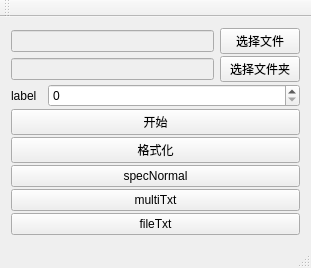
AOtrans/TrafficProject, file TxtUtil/mainwindow.ui: the form before one commit.
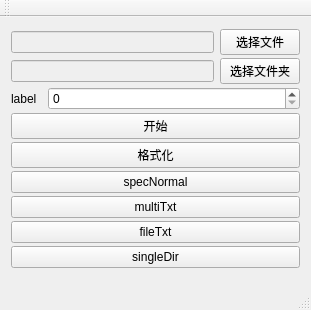
The form after the commit.

What changed in the file:
```diff
--- a/TxtUtil/mainwindow.ui
+++ b/TxtUtil/mainwindow.ui
@@ -7,14 +7,14 @@
     <x>0</x>
     <y>0</y>
     <width>311</width>
-    <height>204</height>
+    <height>310</height>
    </rect>
   </property>
   <property name="windowTitle">
    <string>MainWindow</string>
   </property>
   <widget class="QWidget" name="centralWidget">
-   <layout class="QVBoxLayout" name="verticalLayout" stretch="0,0,3,0,0,0,0,0">
+   <layout class="QVBoxLayout" name="verticalLayout" stretch="0,0,3,0,0,0,0,0,0">
     <property name="spacing">
      <number>2</number>
     </property>
@@ -103,6 +103,13 @@
       </property>
      </widget>
     </item>
+    <item>
+     <widget class="QPushButton" name="pushButton_6">
+      <property name="text">
+       <string>singleDir</string>
+      </property>
+     </widget>
+    </item>
    </layout>
   </widget>
   <widget class="QMenuBar" name="menuBar">
```
Left out of the diff: 2 changed lines with no effect on the pictures.
